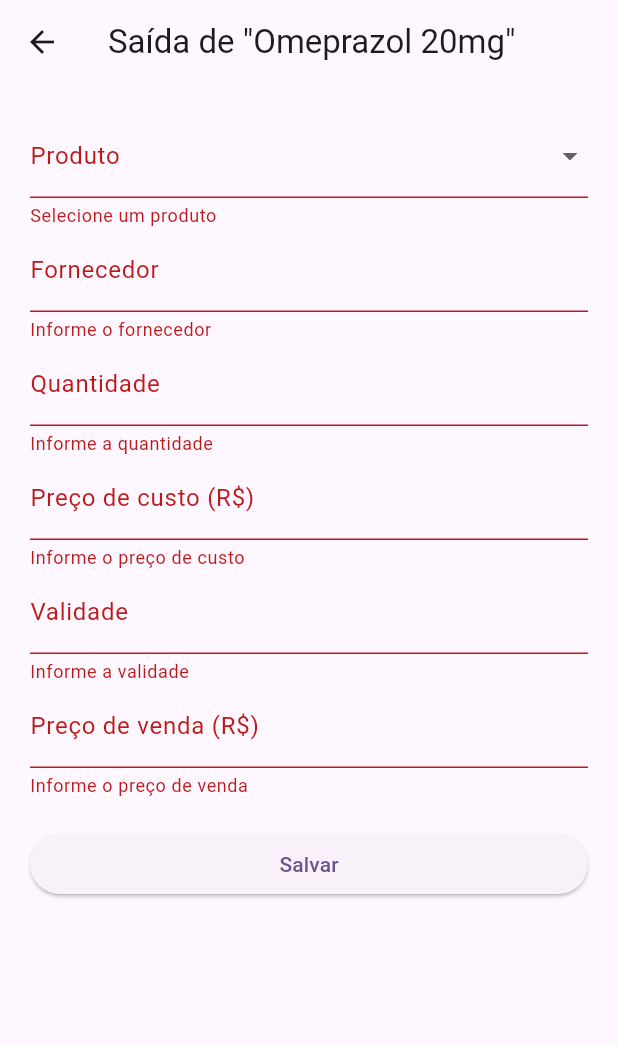
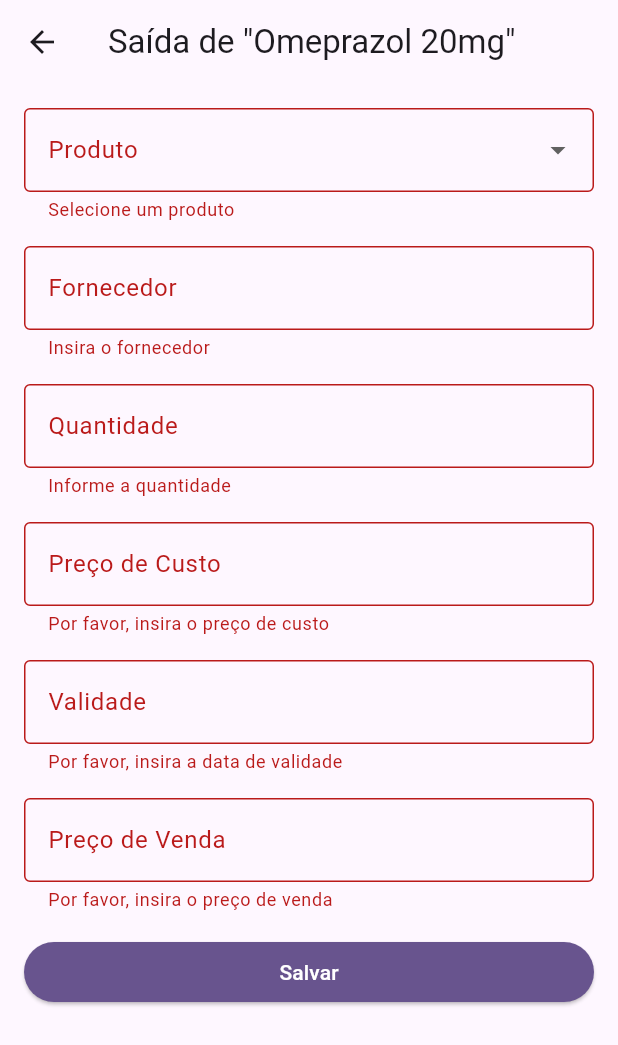
Before and after one commit to josejefferson/farmastock, a Flutter app: the SaidaMedicamentoPage screen opened directly, after a tap on "Salvar", on a phone screen of 412 x 824 dp. Shown: the top 1045 px of the screen. Run offline on Flutter 3.47's test engine with Material 3 defaults, Android fonts, the phone set to English and light mode, and no system bars; our stand-ins replace brasil_fields, validators; missing offline and left inert: br_validators.

Commit message:
fix: Ajustado formulários para manter a consistência

```diff
--- /dev/null
+++ b/lib/constants/produtos.dart
@@ -0,0 +1 @@
+final produtos = ['Omeprazol 20mg', 'Dipirona 500mg'];
--- a/lib/pages/saida_medicamento_page.dart
+++ b/lib/pages/saida_medicamento_page.dart
@@ -1,4 +1,9 @@
+import 'package:brasil_fields/brasil_fields.dart';
+import 'package:farmastock/constants/produtos.dart';
 import 'package:flutter/material.dart';
+import 'package:flutter/services.dart';
+import 'package:intl/intl.dart';
+import 'package:validators/validators.dart';
 
 class SaidaMedicamentoPage extends StatefulWidget {
   const SaidaMedicamentoPage({super.key});
@@ -39,86 +44,149 @@ class _SaidaMedicamentoPageState extends State<SaidaMedicamentoPage> {
   @override
   Widget build(BuildContext context) {
     return Scaffold(
-      appBar: AppBar(title: Text('Saída de "Omeprazol 20mg"')),
+      appBar: AppBar(title: const Text('Saída de "Omeprazol 20mg"')),
       body: SingleChildScrollView(
-        child: Container(
-          padding: EdgeInsets.all(20),
-          width: double.infinity,
+        child: Padding(
+          padding: EdgeInsets.all(16.0),
           child: Form(
             key: _formKey,
+            autovalidateMode: AutovalidateMode.onUserInteraction,
             child: Column(
-              crossAxisAlignment: CrossAxisAlignment.stretch,
+              spacing: 16.0,
               children: [
                 DropdownButtonFormField<String>(
-                  decoration: InputDecoration(labelText: 'Produto'),
+                  decoration: InputDecoration(
+                    labelText: 'Produto',
+                    border: OutlineInputBorder(),
+                  ),
                   value: produtoSelecionado,
                   items:
-                      ['Omeprazol 20mg', 'Dipirona 500mg']
-                          .map(
-                            (produto) => DropdownMenuItem(
-                              value: produto,
-                              child: Text(produto),
-                            ),
-                          )
-                          .toList(),
-                  onChanged:
-                      (value) => setState(() => produtoSelecionado = value),
-                  validator:
-                      (value) => value == null ? 'Selecione um produto' : null,
+                      produtos.map((produto) {
+                        return DropdownMenuItem(
+                          value: produto,
+                          child: Text(produto),
+                        );
+                      }).toList(),
+                  onChanged: (value) {
+                    setState(() => produtoSelecionado = value);
+                  },
+                  validator: (value) {
+                    if (value == null || value.isEmpty) {
+                      return 'Selecione um produto';
+                    }
+                    return null;
+                  },
                 ),
+
                 TextFormField(
                   controller: fornecedorController,
-                  decoration: InputDecoration(labelText: 'Fornecedor'),
-                  validator:
-                      (value) => value!.isEmpty ? 'Informe o fornecedor' : null,
+                  decoration: InputDecoration(
+                    labelText: 'Fornecedor',
+                    border: OutlineInputBorder(),
+                  ),
+                  validator: (value) {
+                    if (value == null || value.isEmpty) {
+                      return 'Insira o fornecedor';
+                    }
+                    return null;
+                  },
                 ),
+
                 TextFormField(
                   controller: quantidadeController,
-                  decoration: InputDecoration(labelText: 'Quantidade'),
+                  decoration: InputDecoration(
+                    labelText: 'Quantidade',
+                    border: OutlineInputBorder(),
+                  ),
                   keyboardType: TextInputType.number,
+                  inputFormatters: [FilteringTextInputFormatter.digitsOnly],
                   validator: (value) {
-                    if (value!.isEmpty) return 'Informe a quantidade';
+                    if (value == null || value.isEmpty) {
+                      return 'Informe a quantidade';
+                    }
+
                     final number = int.tryParse(value);
-                    return number == null || number <= 0
-                        ? 'Quantidade inválida'
-                        : null;
+                    if (number == null || number <= 0) {
+                      return 'Quantidade inválida';
+                    }
+
+                    return null;
                   },
                 ),
+
                 TextFormField(
                   controller: precoCustoController,
-                  decoration: InputDecoration(
-                    labelText: 'Preço de custo (R\$)',
+                  decoration: const InputDecoration(
+                    border: OutlineInputBorder(),
+                    labelText: 'Preço de Custo',
+                    prefix: Text('R\$ '),
                   ),
                   keyboardType: TextInputType.numberWithOptions(decimal: true),
                   validator: (value) {
-                    if (value!.isEmpty) return 'Informe o preço de custo';
-                    final number = double.tryParse(value.replaceAll(',', '.'));
-                    return number == null ? 'Preço inválido' : null;
+                    if (value == null || value.isEmpty) {
+                      return 'Por favor, insira o preço de custo';
+                    }
+                    if (!isFloat(value)) {
+                      return 'Preço de custo deve ser um número válido';
+                    }
+                    return null;
                   },
                 ),
+
                 TextFormField(
                   controller: validadeController,
-                  decoration: InputDecoration(labelText: 'Validade'),
+                  decoration: InputDecoration(
+                    labelText: 'Validade',
+                    border: OutlineInputBorder(),
+                  ),
                   keyboardType: TextInputType.datetime,
-                  validator:
-                      (value) => value!.isEmpty ? 'Informe a validade' : null,
+                  inputFormatters: [
+                    FilteringTextInputFormatter.digitsOnly,
+                    DataInputFormatter(),
+                  ],
+                  validator: (value) {
+                    if (value == null || value.isEmpty) {
+                      return 'Por favor, insira a data de validade';
+                    }
+
+                    final date = DateFormat('dd/MM/yyyy').tryParse(value);
+                    if (date == null) {
+                      return 'Data inválida. Use o formato dd/MM/yyyy';
+                    }
+
+                    return null;
+                  },
                 ),
+
                 TextFormField(
                   controller: precoVendaController,
-                  decoration: InputDecoration(
-                    labelText: 'Preço de venda (R\$)',
+                  decoration: const InputDecoration(
+                    border: OutlineInputBorder(),
+                    labelText: 'Preço de Venda',
+                    prefix: Text('R\$ '),
                   ),
                   keyboardType: TextInputType.numberWithOptions(decimal: true),
                   validator: (value) {
-                    if (value!.isEmpty) return 'Informe o preço de venda';
-                    final number = double.tryParse(value.replaceAll(',', '.'));
-                    return number == null ? 'Preço inválido' : null;
+                    if (value == null || value.isEmpty) {
+                      return 'Por favor, insira o preço de venda';
+                    }
+                    if (!isFloat(value)) {
+                      return 'Preço de venda deve ser um número válido';
+                    }
+                    return null;
                   },
                 ),
-                SizedBox(height: 20),
-                ElevatedButton(
-                  onPressed: _salvarFormulario,
-                  child: Text('Salvar'),
+
+                SizedBox(
+                  width: double.infinity,
+                  child: ElevatedButton(
+                    style: ElevatedButton.styleFrom(
+                      backgroundColor: Theme.of(context).colorScheme.primary,
+                      foregroundColor: Theme.of(context).colorScheme.onPrimary,
+                    ),
+                    onPressed: _salvarFormulario,
+                    child: const Text('Salvar'),
+                  ),
                 ),
               ],
             ),
--- a/pubspec.yaml
+++ b/pubspec.yaml
@@ -38,6 +38,7 @@ dependencies:
   br_validators: ^2.0.4
   validators: ^3.0.0
   brasil_fields: ^1.18.0
+  intl: ^0.20.2
 
 dev_dependencies:
   flutter_test:
```
Also changed, not shown: lib/pages/editar_usuario_page.dart (+39 -22 lines), lib/pages/login_page.dart (+19 -14 lines), pubspec.lock.
